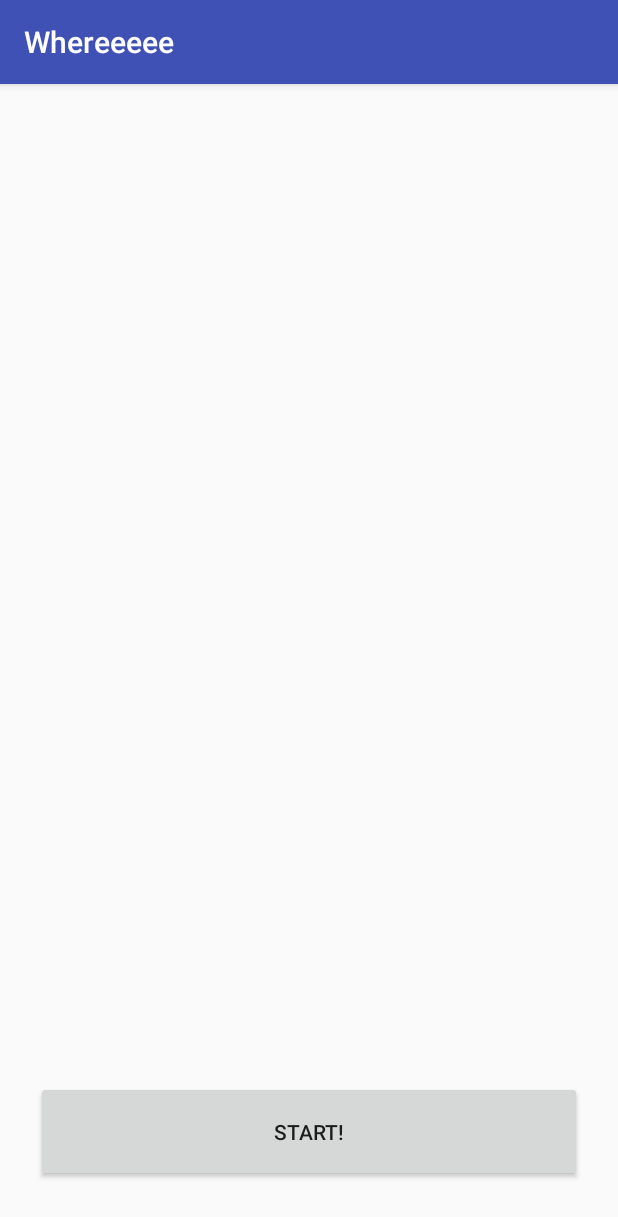
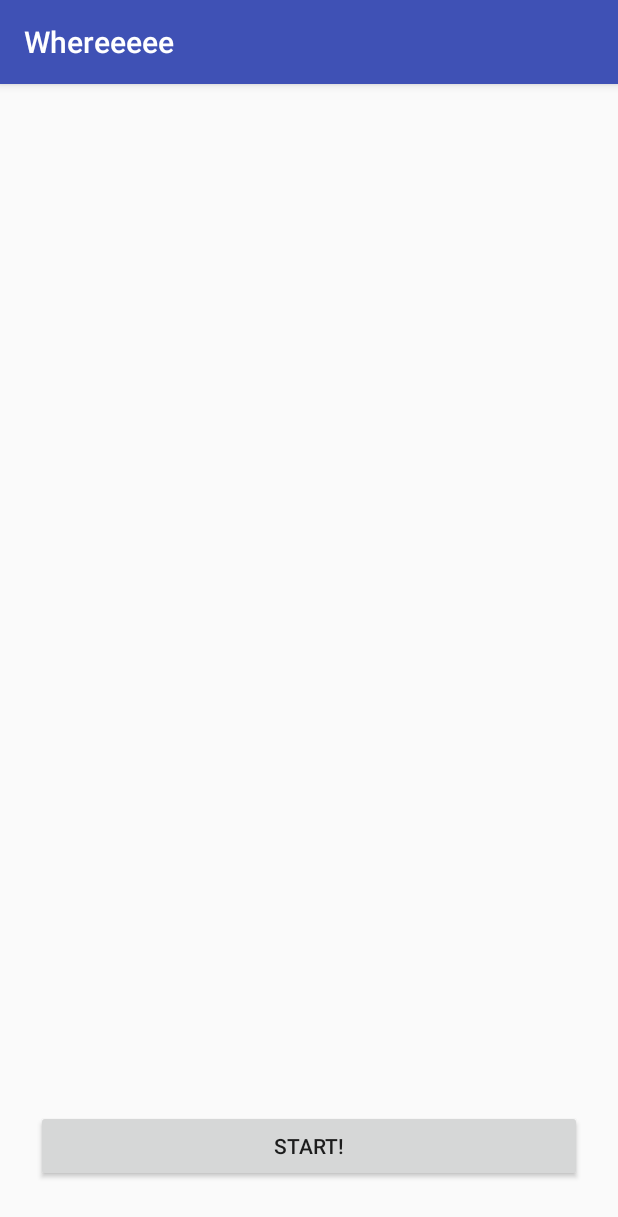
Before and after one commit to Julia0709/Whereeeee, an Android app: the screen it shows after launch (HomeActivity), on a phone screen of 412 x 824 dp. Shown: the top 1217 px of the screen. Run offline under Robolectric (Android 15) with nearby library versions, the light colour scheme and no system bars.

Commit message:
Modify start_btn

```diff
--- a/app/src/main/res/layout/activity_home.xml
+++ b/app/src/main/res/layout/activity_home.xml
@@ -24,13 +24,8 @@
 
         <Button
             android:id="@+id/start_btn"
-            android:layout_width="wrap_content"
+            android:layout_width="match_parent"
             android:layout_height="wrap_content"
-            android:layout_weight="0.5"
-            android:paddingBottom="24dp"
-            android:paddingLeft="12dp"
-            android:paddingRight="12dp"
-            android:paddingTop="24dp"
             android:text="@string/start_btn" />
 
     </LinearLayout>
```
